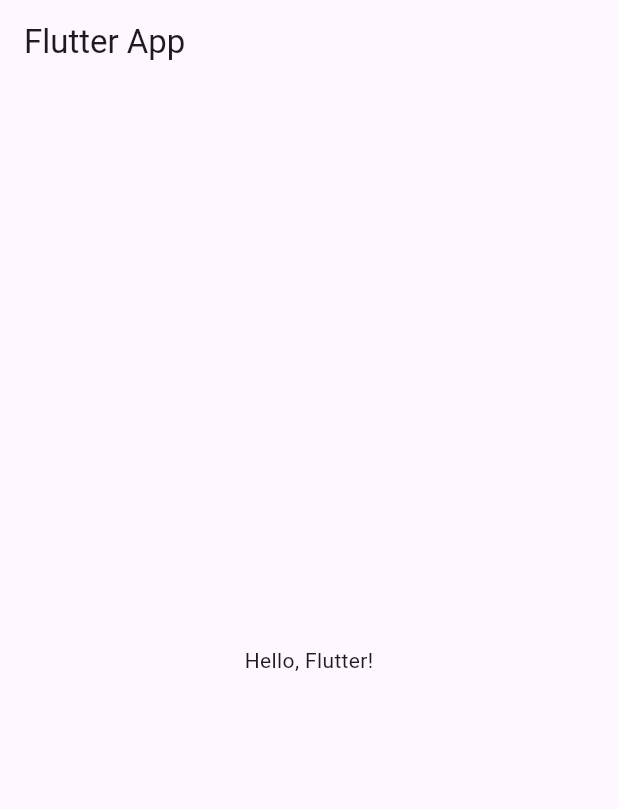
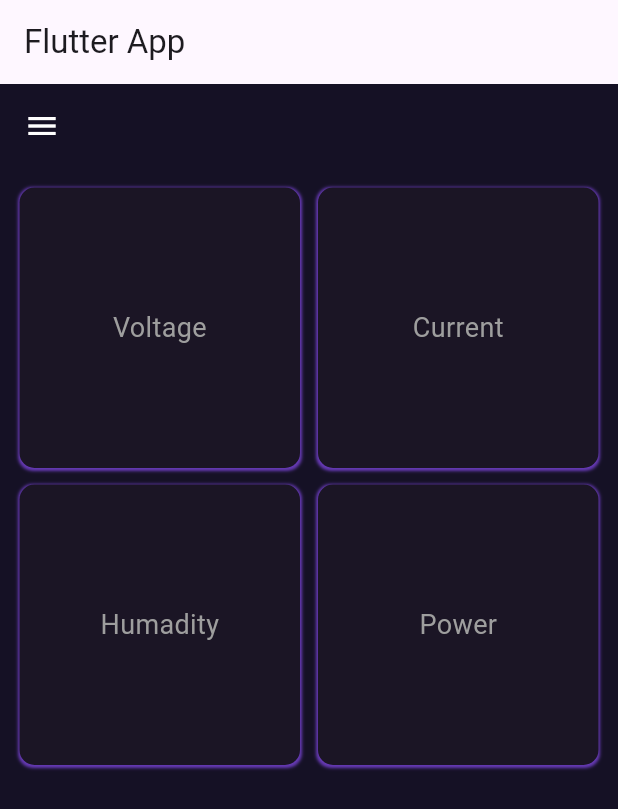
Before and after one commit to RanasingheDD/energy_audi_app, a Flutter app: the screen it shows after launch, on a phone screen of 412 x 824 dp. Shown: the top 809 px of the screen. Run offline on Flutter 3.47's test engine with Material 3 defaults, Android fonts, the phone set to English and light mode, and no system bars.

Commit message:
new__commit

```diff
--- /dev/null
+++ b/lib/data/card_data.dart
@@ -0,0 +1,8 @@
+import 'package:energy_app/models/card_model.dart';
+
+List <CardData> cards = [
+CardData(title: "Voltage", image_url: "image_url", value: 230),
+CardData(title: "Current", image_url: "image_url", value: 10),
+CardData(title: "Humadity", image_url: "image_url", value: 1),
+CardData(title: "Power", image_url: "image_url", value: 1)
+];
--- a/lib/main.dart
+++ b/lib/main.dart
@@ -1,3 +1,4 @@
+import 'package:energy_app/pages/home_page.dart';
 import 'package:flutter/material.dart';
 
 void main() {
@@ -14,10 +15,8 @@
         appBar: AppBar(
           title: const Text('Flutter App'),
         ),
-        body: const Center(
-          child: Text('Hello, Flutter!'),
+        body: HomePage()
         ),
-      ),
-    );
+      );
   }
 }
--- /dev/null
+++ b/lib/models/card_model.dart
@@ -0,0 +1,14 @@
+import 'package:flutter/material.dart';
+
+class CardData{
+  String title;
+  String image_url;
+  int value;
+
+  CardData({
+    required this.title,
+    required this.image_url,
+    required this.value,
+  }
+  );
+}
--- /dev/null
+++ b/lib/pages/home_page.dart
@@ -0,0 +1,40 @@
+import 'package:energy_app/data/card_data.dart';
+import 'package:energy_app/widgets/card.dart';
+import 'package:flutter/material.dart';
+import 'package:flutter/widgets.dart';
+
+class HomePage extends StatelessWidget {
+  const HomePage({super.key});
+
+  @override
+  Widget build(BuildContext context) {
+    return Scaffold(
+      backgroundColor: const Color.fromARGB(255, 21, 17, 37),
+      appBar: AppBar(
+        backgroundColor: const Color.fromARGB(255, 21, 17, 37),
+        leading:  IconButton(
+          onPressed: () {
+            ////////////////////
+          },
+          icon: const Icon(Icons.menu,
+          color: Colors.white,),
+        ),
+      ),
+      body: Padding(
+        padding: const EdgeInsets.all(8.0),
+        child: GridView.builder(
+          gridDelegate: const SliverGridDelegateWithFixedCrossAxisCount(
+            crossAxisCount: 2,
+            crossAxisSpacing: 2,
+            mainAxisSpacing: 1,
+          ),
+          physics: const NeverScrollableScrollPhysics(),
+          itemCount: cards.length,
+          itemBuilder: (context, index) {
+            return CardPage(card: cards[index]);
+          },
+        ),
+      ),
+    );
+  }
+}
--- /dev/null
+++ b/lib/widgets/card.dart
@@ -0,0 +1,35 @@
+import 'package:flutter/material.dart';
+import 'package:energy_app/models/card_model.dart';  // Ensure correct import
+
+class CardPage extends StatelessWidget {
+  final CardData card;
+  const CardPage({super.key, required this.card});
+
+  @override
+  Widget build(BuildContext context) {
+    return Padding(
+      padding:  const EdgeInsets.all(5.0),
+      child: Container(
+        decoration: BoxDecoration(
+          borderRadius: BorderRadius.circular(10),
+          color: const Color.fromARGB(255, 27, 21, 37),
+          boxShadow: const [BoxShadow(
+            color: Colors.deepPurple,
+            blurRadius: 1,
+            spreadRadius: 1,
+            offset: Offset(0, 1),
+          ),]
+        ),
+        child: Center(
+          child: Text(
+            card.title,
+            style: const TextStyle(
+              fontSize: 18,
+              color: Colors.grey,
+            ),
+          ),
+        ),
+      ),
+    );
+  }
+}
```
